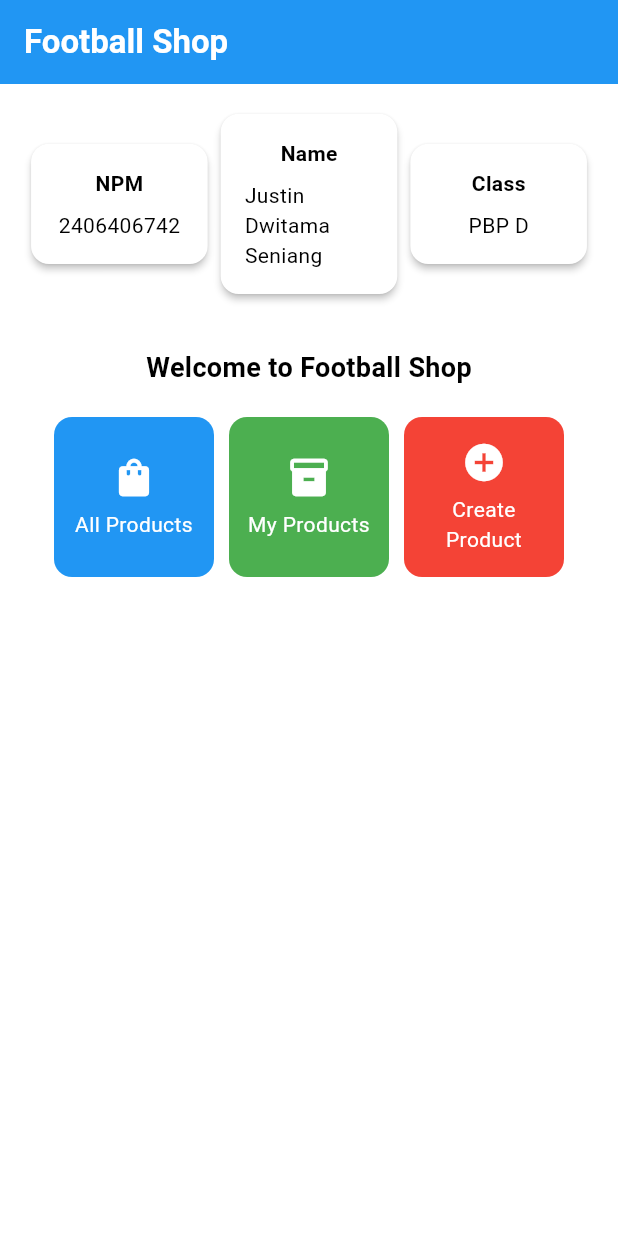
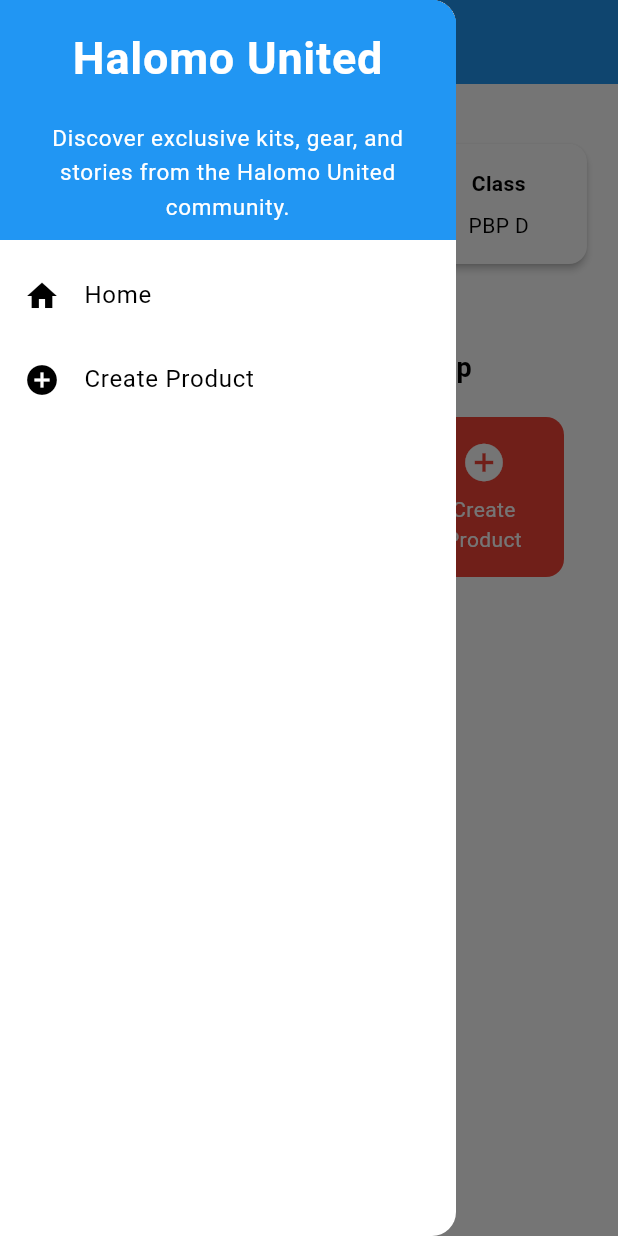
Before and after one commit to elcipeng/halomo-united-mobile, a Flutter app: the screen it shows after launch, with the side drawer open (before the commit the screen has no drawer), on a phone screen of 412 x 824 dp. Run offline on Flutter 3.47's test engine with Material 3 defaults, Android fonts, the phone set to English and light mode, and no system bars.

Commit message:
menyelesaikan tugas 8

```diff
--- a/lib/main.dart
+++ b/lib/main.dart
@@ -1,5 +1,5 @@
 import 'package:flutter/material.dart';
-import 'package:halomo_united/menu.dart';
+import 'package:halomo_united/screens/menu.dart';
 
 void main() {
   runApp(const MyApp());
--- a/lib/menu.dart
+++ b/lib/screens/menu.dart
@@ -1,4 +1,6 @@
 import 'package:flutter/material.dart';
+import 'package:halomo_united/widgets/left_drawer.dart';
+import 'package:halomo_united/widgets/product_card.dart';
 
 class MyHomePage extends StatelessWidget {
   MyHomePage({super.key});
@@ -18,7 +20,7 @@ class MyHomePage extends StatelessWidget {
     return Scaffold(
       appBar: AppBar(
         title: const Text(
-          'Football Shop',
+          'Halomo United',
           style: TextStyle(
             color: Colors.white,
             fontWeight: FontWeight.bold,
@@ -26,6 +28,7 @@ class MyHomePage extends StatelessWidget {
         ),
         backgroundColor: Theme.of(context).colorScheme.primary,
       ),
+      drawer: const LeftDrawer(),
       body: Padding(
         padding: const EdgeInsets.all(16.0),
         child: Column(
@@ -60,9 +63,7 @@ class MyHomePage extends StatelessWidget {
                     mainAxisSpacing: 10,
                     crossAxisCount: 3,
                     shrinkWrap: true,
-                    children: items.map((ItemHomepage item) {
-                      return ItemCard(item);
-                    }).toList(),
+                    children: items.map((item) => ProductCard(item)).toList(),
                   ),
                 ],
               ),
@@ -89,10 +90,7 @@ class InfoCard extends StatelessWidget {
         padding: const EdgeInsets.all(16.0),
         child: Column(
           children: [
-            Text(
-              title,
-              style: const TextStyle(fontWeight: FontWeight.bold),
-            ),
+            Text(title, style: const TextStyle(fontWeight: FontWeight.bold)),
             const SizedBox(height: 8.0),
             Text(content),
           ],
@@ -101,57 +99,3 @@ class InfoCard extends StatelessWidget {
     );
   }
 }
-
-class ItemHomepage {
-  final String name;
-  final IconData icon;
-  final Color color;
-
-  ItemHomepage(this.name, this.icon, this.color);
-}
-
-class ItemCard extends StatelessWidget {
-  final ItemHomepage item;
-
-  const ItemCard(this.item, {super.key});
-
-  @override
-  Widget build(BuildContext context) {
-    return Material(
-      color: item.color,
-      borderRadius: BorderRadius.circular(12),
-      child: InkWell(
-        onTap: () {
-          ScaffoldMessenger.of(context)
-            ..hideCurrentSnackBar()
-            ..showSnackBar(
-              SnackBar(
-                content: Text("Kamu telah menekan tombol ${item.name}"),
-              ),
-            );
-        },
-        child: Container(
-          padding: const EdgeInsets.all(8),
-          child: Center(
-            child: Column(
-              mainAxisAlignment: MainAxisAlignment.center,
-              children: [
-                Icon(
-                  item.icon,
-                  color: Colors.white,
-                  size: 30.0,
-                ),
-                const Padding(padding: EdgeInsets.all(3)),
-                Text(
-                  item.name,
-                  textAlign: TextAlign.center,
-                  style: const TextStyle(color: Colors.white),
-                ),
-              ],
-            ),
-          ),
-        ),
-      ),
-    );
-  }
-}
--- /dev/null
+++ b/lib/widgets/left_drawer.dart
@@ -0,0 +1,64 @@
+import 'package:flutter/material.dart';
+import '../screens/productlist_form.dart';
+
+class LeftDrawer extends StatelessWidget {
+  const LeftDrawer({super.key});
+
+  @override
+  Widget build(BuildContext context) {
+    return Drawer(
+      child: ListView(
+        padding: EdgeInsets.zero,
+        children: [
+          const DrawerHeader(
+            decoration: BoxDecoration(
+              color: Colors.blue,
+            ),
+            child: Column(
+              children: [
+                Text(
+                  'Halomo United',
+                  textAlign: TextAlign.center,
+                  style: TextStyle(
+                    fontSize: 30,
+                    fontWeight: FontWeight.bold,
+                    color: Colors.white,
+                  ),
+                ),
+                Padding(padding: EdgeInsets.all(10)),
+                Text(
+                  "Discover exclusive kits, gear, and stories from the Halomo United community.",
+                  textAlign: TextAlign.center,
+                  style: TextStyle(
+                    fontSize: 15,
+                    color: Colors.white,
+                    fontWeight: FontWeight.normal,
+                  ),
+                ),
+              ],
+            ),
+          ),
+          ListTile(
+            leading: const Icon(Icons.home),
+            title: const Text('Home'),
+            onTap: () {
+              Navigator.pop(context);
+              Navigator.popUntil(context, (route) => route.isFirst);
+            },
+          ),
+          ListTile(
+            leading: const Icon(Icons.add_circle),
+            title: const Text('Create Product'),
+            onTap: () {
+              Navigator.pop(context);
+              Navigator.push(
+                context,
+                MaterialPageRoute(builder: (context) => const ProductlistForm()),
+              );
+            },
+          ),
+        ],
+      ),
+    );
+  }
+}
--- /dev/null
+++ b/lib/widgets/product_card.dart
@@ -0,0 +1,59 @@
+import 'package:flutter/material.dart';
+import 'package:halomo_united/screens/productlist_form.dart';
+
+class ItemHomepage {
+  final String name;
+  final IconData icon;
+  final Color color;
+
+  ItemHomepage(this.name, this.icon, this.color);
+}
+
+class ProductCard extends StatelessWidget {
+  final ItemHomepage item;
+
+  const ProductCard(this.item, {super.key});
+
+  @override
+  Widget build(BuildContext context) {
+    return Material(
+      color: item.color,
+      borderRadius: BorderRadius.circular(12),
+      child: InkWell(
+        onTap: () {
+          // Tampilkan SnackBar singkat
+          ScaffoldMessenger.of(context)
+            ..hideCurrentSnackBar()
+            ..showSnackBar(
+              SnackBar(content: Text("Kamu telah menekan tombol ${item.name}")),
+            );
+
+          // Navigasi ke halaman sesuai tombol
+          if (item.name == "Create Product") {
+            Navigator.push(
+              context,
+              MaterialPageRoute(builder: (context) => const ProductlistForm()),
+            );
+          }
+        },
+        child: Container(
+          padding: const EdgeInsets.all(8),
+          child: Center(
+            child: Column(
+              mainAxisAlignment: MainAxisAlignment.center,
+              children: [
+                Icon(item.icon, color: Colors.white, size: 30.0),
+                const SizedBox(height: 6),
+                Text(
+                  item.name,
+                  textAlign: TextAlign.center,
+                  style: const TextStyle(color: Colors.white),
+                ),
+              ],
+            ),
+          ),
+        ),
+      ),
+    );
+  }
+}
```
Also changed, not shown: lib/screens/productlist_form.dart (added, +246 -0 lines), 1 other file.
